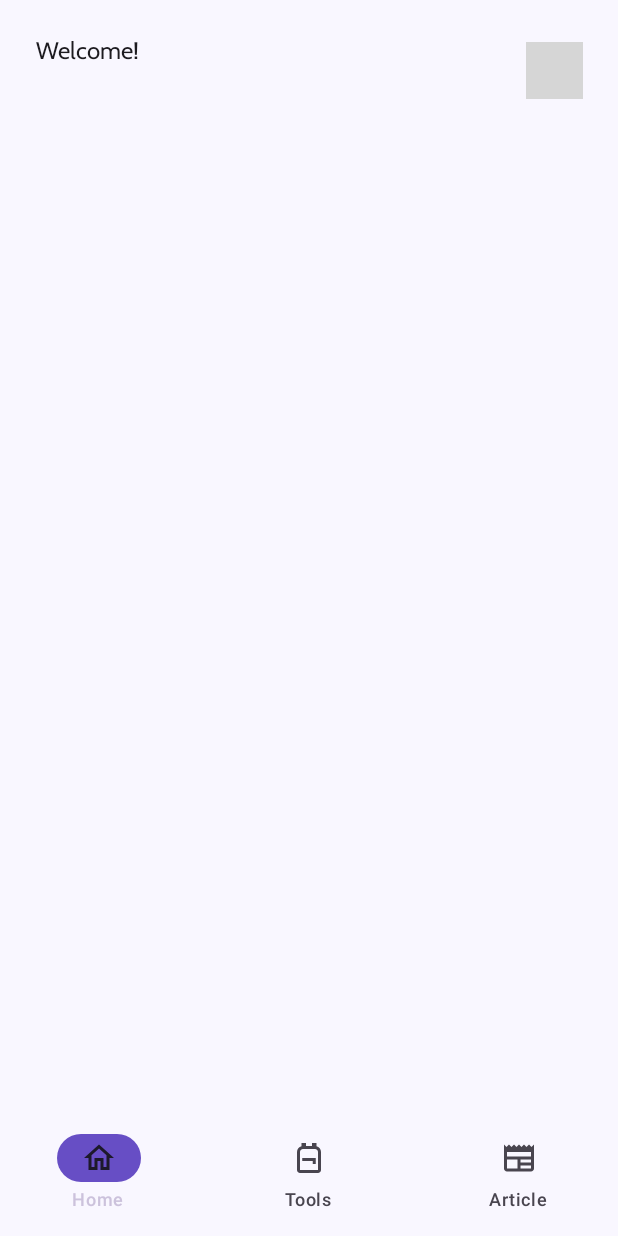
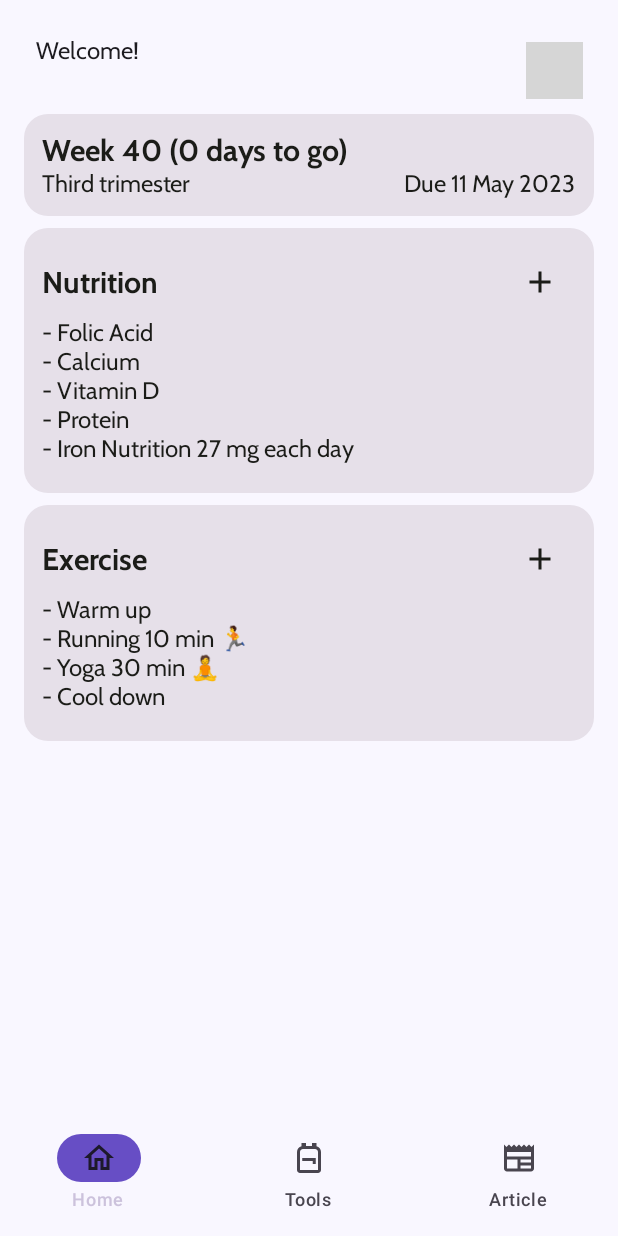
Before and after one commit to ahmadrenhoran/Pregnantz, an Android app built with Jetpack Compose: the HomeScreen screen opened through its navigation route, on a phone screen of 412 x 824 dp. Run offline under Robolectric (Android 15) with nearby library versions, the phone set to English and light mode, and no system bars; our stand-ins replace Dagger/Hilt's generated code, Firebase (no records; nobody signed in at launch, a user with empty details on screens opened directly); libraries missing offline, so code that uses them is left out: com.maxkeppeker.sheets, com.maxkeppeler.sheets; pictures from the network do not load; 4 statements that could not run were skipped; grey boxes are pictures that could not be loaded.

Commit message:
home progress

```diff
--- a/app/src/main/java/com/ahmadrenhoran/pregnantz/PregnantzNavGraph.kt
+++ b/app/src/main/java/com/ahmadrenhoran/pregnantz/PregnantzNavGraph.kt
@@ -11,7 +11,6 @@ import androidx.hilt.navigation.compose.hiltViewModel
 import androidx.navigation.compose.NavHost
 import androidx.navigation.compose.composable
 import com.ahmadrenhoran.pregnantz.core.Constants
-import com.ahmadrenhoran.pregnantz.core.Constants.ALL_TAG
 import com.ahmadrenhoran.pregnantz.ui.component.PregnantzBottomNavigation
 import com.ahmadrenhoran.pregnantz.ui.feature.PregnantzAuthScreen
 import com.ahmadrenhoran.pregnantz.ui.feature.PregnantzHomeScreen
@@ -42,7 +41,6 @@ fun PregnantzNavGraph(modifier: Modifier = Modifier, context: Context) {
     Scaffold(
         bottomBar = {
             if (appState.shouldShowBottomBar) {
-                Log.d(Constants.LOGIN_SCREEN_TAG, "PregnantzNavGraph: ")
                 PregnantzBottomNavigation(
                     navController = appState.navController,
                     items = Constants.BOTTOM_BAR_ITEM_LIST
@@ -141,7 +139,6 @@ fun PregnantzNavGraph(modifier: Modifier = Modifier, context: Context) {
                     onHospitalClick = {
                         val result =
                             hospitalViewModel.getDeviceLocation(fusedLocationProviderClient)
-                        Log.d(ALL_TAG, "PregnantzNavGraph: " + result)
                         if (result) {
                             appState.navController.navigate(PregnantzToolsScreen.HospitalLocationScreen.name)
                         }
--- a/app/src/main/java/com/ahmadrenhoran/pregnantz/core/Utils.kt
+++ b/app/src/main/java/com/ahmadrenhoran/pregnantz/core/Utils.kt
@@ -3,6 +3,7 @@ package com.ahmadrenhoran.pregnantz.core
 import android.content.Context
 import android.graphics.Bitmap
 import android.location.Location
+import androidx.annotation.DrawableRes
 import androidx.core.content.ContextCompat
 import com.ahmadrenhoran.pregnantz.domain.model.User
 import com.google.android.gms.maps.model.BitmapDescriptor
@@ -163,4 +164,32 @@ object PregnancyUtils {
     fun getDueDays(localDate: LocalDate) =
         ChronoUnit.DAYS.between(localDate, LocalDate.now()).absoluteValue % 7
 
+    fun getCurrentWeek(dueDate: LocalDate): Int {
+        val today = LocalDate.now()
+        val daysToDueDate = ChronoUnit.DAYS.between(today, dueDate)
+        val weeks = (daysToDueDate / 7).toInt()
+        return 40 - weeks
+    }
+
+    fun getCurrentDays(dueDate: LocalDate): Int {
+        val today = LocalDate.now()
+        val daysToDueDate = ChronoUnit.DAYS.between(today, dueDate)
+        return daysToDueDate.toInt()
+    }
+
+    fun getTrimester(currentWeek: Int): String {
+        return if (currentWeek in 1..12) {
+            "First trimester"
+        } else if (currentWeek in 13..27) {
+            "Second trimester"
+        } else {
+            "Third trimester"
+        }
+
+    }
+
+    fun getPregnancyData(currentWeek: Int) {
+
+    }
+
 }
--- a/app/src/main/java/com/ahmadrenhoran/pregnantz/di/AppModule.kt
+++ b/app/src/main/java/com/ahmadrenhoran/pregnantz/di/AppModule.kt
@@ -8,6 +8,7 @@ import com.ahmadrenhoran.pregnantz.domain.repository.*
 import com.ahmadrenhoran.pregnantz.domain.usecase.article.ArticleUseCases
 import com.ahmadrenhoran.pregnantz.domain.usecase.article.GetArticles
 import com.ahmadrenhoran.pregnantz.domain.usecase.auth.*
+import com.ahmadrenhoran.pregnantz.domain.usecase.home.HomeUseCase
 import com.ahmadrenhoran.pregnantz.domain.usecase.hospitallocation.GetDetailPlace
 import com.ahmadrenhoran.pregnantz.domain.usecase.hospitallocation.GetNearbyHospital
 import com.ahmadrenhoran.pregnantz.domain.usecase.hospitallocation.HospitalLocationUseCases
@@ -204,6 +205,10 @@ class AppModule {
     fun provideProfileUseCase(repository: ProfileRepository, authRepository: AuthRepository) =
         ProfileUseCase(logOut = LogOut(repository), getUserData = GetUserData(repository), updateUserData = UpdateUserData(repository), addImageToStorage = AddImageToStorage(authRepository))
 
+    // Home
+    @Provides
+    fun provideHomeUseCase(profileRepository: ProfileRepository) = HomeUseCase(getUserData = GetUserData(profileRepository))
+
 
 }
 
--- /dev/null
+++ b/app/src/main/java/com/ahmadrenhoran/pregnantz/domain/usecase/home/HomeUseCase.kt
@@ -0,0 +1,5 @@
+package com.ahmadrenhoran.pregnantz.domain.usecase.home
+
+import com.ahmadrenhoran.pregnantz.domain.usecase.profile.GetUserData
+
+data class HomeUseCase(val getUserData: GetUserData)
--- a/app/src/main/java/com/ahmadrenhoran/pregnantz/ui/feature/home/HomeScreen.kt
+++ b/app/src/main/java/com/ahmadrenhoran/pregnantz/ui/feature/home/HomeScreen.kt
@@ -1,31 +1,65 @@
 package com.ahmadrenhoran.pregnantz.ui.feature.home
 
-import android.util.Log
+import androidx.compose.animation.*
 import androidx.compose.foundation.background
 import androidx.compose.foundation.layout.*
+import androidx.compose.foundation.rememberScrollState
 import androidx.compose.foundation.shape.CircleShape
+import androidx.compose.foundation.verticalScroll
+import androidx.compose.material.icons.Icons
+import androidx.compose.material.icons.outlined.Add
+import androidx.compose.material.icons.outlined.Remove
 import androidx.compose.material3.*
-import androidx.compose.runtime.Composable
-import androidx.compose.runtime.collectAsState
+import androidx.compose.runtime.*
 import androidx.compose.ui.Alignment
 import androidx.compose.ui.Modifier
 import androidx.compose.ui.draw.clip
 import androidx.compose.ui.graphics.Color
 import androidx.compose.ui.layout.ContentScale
 import androidx.compose.ui.unit.dp
+import androidx.compose.ui.unit.sp
 import androidx.hilt.navigation.compose.hiltViewModel
 import coil.compose.AsyncImage
-import com.ahmadrenhoran.pregnantz.R
-import com.ahmadrenhoran.pregnantz.core.Constants
+import com.ahmadrenhoran.pregnantz.domain.model.Response
+import com.ahmadrenhoran.pregnantz.ui.feature.home.component.DueDateView
+import com.ahmadrenhoran.pregnantz.ui.feature.home.component.ExerciseView
+import com.ahmadrenhoran.pregnantz.ui.feature.home.component.NutritionView
+import java.time.DayOfWeek
+import java.time.LocalDate
 
+
+@Composable
+fun HomeScreen(viewModel: HomeViewModel = hiltViewModel(), onProfileClick: () -> Unit) {
+    val uiState = viewModel.uiState.collectAsState().value
+    when (val response = viewModel.getUserDataResponse) {
+        is Response.Loading -> {}
+        is Response.Success -> response.data.let {
+            LaunchedEffect(it) {
+                viewModel.setUser(it)
+            }
+        }
+        is Response.Failure -> {}
+    }
+    Scaffold(modifier = Modifier.padding(16.dp),
+        topBar = {
+            TopBarContent(name = uiState.user.name, photoUrl = uiState.user.photoUrl, onProfileClick = onProfileClick)
+        }
+    ) { innerPadding ->
+        Column(modifier = Modifier
+            .padding(innerPadding)
+            .verticalScroll(rememberScrollState()), verticalArrangement = Arrangement.spacedBy(8.dp)) {
+            DueDateView(dueDate = LocalDate.parse(uiState.user.dueDate), currentWeek = viewModel.currentWeek, daysToGo = viewModel.currentDays, trimester = viewModel.trimester)
+            NutritionView()
+            ExerciseView()
+
+        }
+
+    }
+}
 
 @OptIn(ExperimentalMaterial3Api::class)
 @Composable
-fun HomeScreen(viewModel: HomeViewModel = hiltViewModel(), onProfileClick: () -> Unit) {
-    val uiState = viewModel.uiState.collectAsState().value
-    Log.d(Constants.ALL_TAG, "HomeScreen: ${uiState.photoUrl}")
-    Scaffold(modifier = Modifier.padding(16.dp),
-        topBar = {
+fun TopBarContent(modifier: Modifier = Modifier,name: String, photoUrl: String, onProfileClick: () -> Unit) {
     Row(
         horizontalArrangement = Arrangement.SpaceBetween,
         verticalAlignment = Alignment.CenterVertically,
@@ -35,7 +69,7 @@ fun HomeScreen(viewModel: HomeViewModel = hiltViewModel(), onProfileClick: () ->
     ) {
         Column() {
             Text(text = "Welcome!")
-                    Text(text = "${viewModel.displayName}", style = MaterialTheme.typography.displaySmall)
+            Text(text = "${name}", style = MaterialTheme.typography.displaySmall)
         }
         Card(
             onClick = onProfileClick, modifier = Modifier
@@ -44,11 +78,9 @@ fun HomeScreen(viewModel: HomeViewModel = hiltViewModel(), onProfileClick: () ->
                 .background(color = Color.Transparent)
         ) {
             AsyncImage(
-                        model = viewModel.photoUrl ?: R.drawable.logo_light,
+                model = photoUrl,
                 contentDescription = "Profile Picture",
                 modifier = Modifier
-//                            .size(128.dp)
-//                            .clip(CircleShape)
                     .background(color = Color.White),
                 contentScale = ContentScale.Crop
             )
@@ -56,8 +88,3 @@ fun HomeScreen(viewModel: HomeViewModel = hiltViewModel(), onProfileClick: () ->
 
     }
 }
-    ) { innerPadding ->
-        Text(modifier = Modifier.padding(innerPadding), text = "")
-
-    }
-}
--- a/app/src/main/java/com/ahmadrenhoran/pregnantz/ui/feature/home/HomeUiState.kt
+++ b/app/src/main/java/com/ahmadrenhoran/pregnantz/ui/feature/home/HomeUiState.kt
@@ -1,10 +1,10 @@
 package com.ahmadrenhoran.pregnantz.ui.feature.home
 
+import com.ahmadrenhoran.pregnantz.domain.model.User
 import com.google.firebase.auth.FirebaseUser
 import com.google.firebase.auth.ktx.auth
 import com.google.firebase.ktx.Firebase
 
 data class HomeUiState(
-    val name: String? = Firebase.auth.currentUser?.displayName,
-    val photoUrl: String? = Firebase.auth.currentUser?.photoUrl.toString(),
+    val user: User = User(),
 )
--- a/app/src/main/java/com/ahmadrenhoran/pregnantz/ui/feature/home/HomeViewModel.kt
+++ b/app/src/main/java/com/ahmadrenhoran/pregnantz/ui/feature/home/HomeViewModel.kt
@@ -1,19 +1,52 @@
 package com.ahmadrenhoran.pregnantz.ui.feature.home
 
 import androidx.compose.runtime.collectAsState
+import androidx.compose.runtime.getValue
+import androidx.compose.runtime.mutableStateOf
+import androidx.compose.runtime.setValue
 import androidx.lifecycle.ViewModel
+import androidx.lifecycle.viewModelScope
+import com.ahmadrenhoran.pregnantz.core.PregnancyUtils
+import com.ahmadrenhoran.pregnantz.domain.model.Response
+import com.ahmadrenhoran.pregnantz.domain.model.User
+import com.ahmadrenhoran.pregnantz.domain.usecase.home.HomeUseCase
 import com.google.firebase.auth.FirebaseAuth
 import dagger.hilt.android.lifecycle.HiltViewModel
 import kotlinx.coroutines.flow.MutableStateFlow
 import kotlinx.coroutines.flow.asStateFlow
+import kotlinx.coroutines.flow.update
+import kotlinx.coroutines.launch
+import java.time.LocalDate
 import javax.inject.Inject
 
 @HiltViewModel
-class HomeViewModel @Inject constructor(val auth: FirebaseAuth): ViewModel() {
+class HomeViewModel @Inject constructor(val useCase: HomeUseCase): ViewModel() {
 
-    val displayName get() = auth.currentUser?.displayName.toString()
-    val photoUrl get() = auth.currentUser?.photoUrl.toString()
 
     private val _uiState = MutableStateFlow(HomeUiState())
     val uiState = _uiState.asStateFlow()
+
+    val dueDate get() = LocalDate.parse(_uiState.value.user.dueDate)
+    val currentWeek get() = PregnancyUtils.getCurrentWeek(dueDate = dueDate)
+    val currentDays get() = PregnancyUtils.getCurrentDays(dueDate = dueDate)
+    val trimester get() = PregnancyUtils.getTrimester(currentWeek)
+
+    var getUserDataResponse by mutableStateOf<Response<User>>(
+        Response.Success(User())
+    )
+        private set
+
+    init {
+        getUserData()
+    }
+
+    fun getUserData() = viewModelScope.launch {
+        getUserDataResponse = Response.Loading
+        getUserDataResponse = useCase.getUserData.invoke()
+    }
+
+    fun setUser(user: User) {
+        _uiState.update { it.copy(user = user) }
+    }
+
 }
--- /dev/null
+++ b/app/src/main/java/com/ahmadrenhoran/pregnantz/ui/feature/home/component/DueDateView.kt
@@ -0,0 +1,24 @@
+package com.ahmadrenhoran.pregnantz.ui.feature.home.component
+
+import androidx.compose.foundation.layout.*
+import androidx.compose.material3.Card
+import androidx.compose.material3.MaterialTheme
+import androidx.compose.material3.Text
+import androidx.compose.runtime.Composable
+import androidx.compose.ui.Modifier
+import androidx.compose.ui.unit.dp
+import com.ahmadrenhoran.pregnantz.core.Utils
+import java.time.LocalDate
+
+@Composable
+fun DueDateView(modifier: Modifier = Modifier, dueDate: LocalDate, currentWeek: Int, daysToGo: Int, trimester: String) {
+    Card(modifier = modifier.fillMaxWidth()) {
+        Column(modifier = Modifier.padding(12.dp)) {
+            Text(text = "Week $currentWeek ($daysToGo days to go)", style = MaterialTheme.typography.displaySmall)
+            Row(horizontalArrangement = Arrangement.SpaceBetween, modifier = Modifier.fillMaxWidth()) {
+                Text(text = "$trimester")
+                Text(text = "Due ${Utils.TimeFormatter(dueDate)}")
+            }
+        }
+    }
+}
--- /dev/null
+++ b/app/src/main/java/com/ahmadrenhoran/pregnantz/ui/feature/home/component/ExerciseView.kt
@@ -0,0 +1,107 @@
+package com.ahmadrenhoran.pregnantz.ui.feature.home.component
+
+
+import androidx.compose.animation.*
+import androidx.compose.foundation.background
+import androidx.compose.foundation.layout.*
+import androidx.compose.foundation.rememberScrollState
+import androidx.compose.foundation.shape.CircleShape
+import androidx.compose.foundation.verticalScroll
+import androidx.compose.material.icons.Icons
+import androidx.compose.material.icons.outlined.Add
+import androidx.compose.material.icons.outlined.Remove
+import androidx.compose.material3.*
+import androidx.compose.runtime.*
+import androidx.compose.ui.Alignment
+import androidx.compose.ui.Modifier
+import androidx.compose.ui.draw.clip
+import androidx.compose.ui.graphics.Color
+import androidx.compose.ui.layout.ContentScale
+import androidx.compose.ui.unit.dp
+import androidx.compose.ui.unit.sp
+import androidx.hilt.navigation.compose.hiltViewModel
+import coil.compose.AsyncImage
+import com.ahmadrenhoran.pregnantz.domain.model.Response
+import com.ahmadrenhoran.pregnantz.ui.feature.home.component.DueDateView
+import com.ahmadrenhoran.pregnantz.ui.feature.home.component.NutritionView
+import java.time.DayOfWeek
+import java.time.LocalDate
+@Composable
+fun ExerciseView(modifier: Modifier = Modifier) {
+    var showMore by remember {
+        mutableStateOf(false)
+    }
+    Card(modifier = modifier.fillMaxWidth()) {
+        Column(modifier = Modifier.padding(12.dp)) {
+            Row(modifier = Modifier.fillMaxWidth(), horizontalArrangement = Arrangement.SpaceBetween, verticalAlignment = Alignment.CenterVertically) {
+                Text(text = "Exercise", style = MaterialTheme.typography.displaySmall)
+                IconButton(onClick = { showMore = !showMore }) {
+                    if (!showMore) {
+                        Icon(
+                            imageVector = Icons.Outlined.Add,
+                            contentDescription = "Show More",
+                        )
+                    } else {
+                        Icon(
+                            imageVector = Icons.Outlined.Remove,
+                            contentDescription = "Show More",
+                        )
+                    }
+                }
+            }
+            if (LocalDate.now().dayOfWeek == DayOfWeek.TUESDAY) {
+                Text(text = "- Warm up")
+                Text(text = "- Walking 30 min 🚶‍")
+                Text(text = "- Stationary bicycling 10 min")
+                Text(text = "- Cool down")
+            } else if (LocalDate.now().dayOfWeek == DayOfWeek.THURSDAY) {
+                Text(text = "- Warm up")
+                Text(text = "- Running 10 min 🏃‍️")
+                Text(text = "- Yoga 30 min 🧘‍")
+                Text(text = "- Cool down")
+            } else if (LocalDate.now().dayOfWeek == DayOfWeek.SATURDAY) {
+                Text(text = "- Warm up")
+                Text(text = "- Yoga 30 min 🧘‍")
+                Text(text = "- Stationary bicycling 10 min")
+                Text(text = "- Cool down")
+            } else if (LocalDate.now().dayOfWeek == DayOfWeek.SUNDAY) {
+                Text(text = "- Warm up")
+                Text(text = "- Walking 20 min 🚶‍")
+                Text(text = "- Yoga 20 min 🧘‍")
+                Text(text = "- Cool down")
+            } else {
+                Text(text = "No exercise today")
+            }
+            Spacer(modifier = Modifier.height(8.dp))
+            AnimatedVisibility(visible = showMore) {
+                Column() {
+                    Text(
+                        text = "Warning signs to terminate exercise while pregnant :",
+                        style = MaterialTheme.typography.displaySmall,
+                        fontSize = 16.sp
+                    )
+                    Text(text = "" +
+                            "• Bleeding from the vagina\n" +
+
+                            "• Feeling dizzy or faint\n" +
+
+                            "• Shortness of breath before starting exercise\n" +
+
+                            "• Chest pain\n" +
+
+                            "• Headache\n" +
+
+                            "• Muscle weakness\n" +
+
+                            "• Calf pain or swelling\n" +
+
+                            "• Regular, painful contractions of the uterus\n" +
+
+                            "• Fluid gushing or leaking from the vagina\n"
+                    )
+                }
+
+            }
+        }
+    }
+}
--- /dev/null
+++ b/app/src/main/java/com/ahmadrenhoran/pregnantz/ui/feature/home/component/NutritionView.kt
@@ -0,0 +1,75 @@
+package com.ahmadrenhoran.pregnantz.ui.feature.home.component
+import androidx.compose.animation.AnimatedVisibility
+import androidx.compose.foundation.layout.*
+import androidx.compose.material.icons.Icons
+import androidx.compose.material.icons.outlined.Add
+import androidx.compose.material.icons.outlined.Remove
+import androidx.compose.material3.*
+import androidx.compose.runtime.*
+import androidx.compose.ui.Alignment
+import androidx.compose.ui.Modifier
+import androidx.compose.ui.unit.dp
+import androidx.compose.ui.unit.sp
+
+@Composable
+fun NutritionView(modifier: Modifier = Modifier) {
+    Card(modifier = modifier.fillMaxWidth()) {
+        var showMore by remember {
+            mutableStateOf(false)
+        }
+        Column(modifier = Modifier.padding(12.dp)) {
+            Row(modifier = Modifier.fillMaxWidth(), horizontalArrangement = Arrangement.SpaceBetween, verticalAlignment = Alignment.CenterVertically) {
+                Text(text = "Nutrition", style = MaterialTheme.typography.displaySmall)
+                IconButton(onClick = { showMore = !showMore }) {
+                    if (!showMore) {
+                        Icon(
+                            imageVector = Icons.Outlined.Add,
+                            contentDescription = "Show More",
+                        )
+                    } else {
+                        Icon(
+                            imageVector = Icons.Outlined.Remove,
+                            contentDescription = "Show More",
+                        )
+                    }
+                }
+            }
+            Text(text = "- Folic Acid")
+            Text(text = "- Calcium")
+            Text(text = "- Vitamin D")
+            Text(text = "- Protein")
+            Text(text = "- Iron Nutrition 27 mg each day")
+
+            Spacer(modifier = Modifier.height(8.dp))
+            AnimatedVisibility(visible = showMore) {
+                Column() {
+                    Text(text = "There are 13 General Messages of Balanced Nutrition, namely:", style = MaterialTheme.typography.displaySmall, fontSize = 16.sp)
+
+                    Text(text = "" +
+                            "1 Eat a variety of foods\n" +
+
+                            "2 Eat half of the carbohydrate source of energy needs\n" +
+
+                            "3 Use iodized salt\n" +
+
+                            "4 Eat food sources of iron nutrition\n" +
+
+                            "5 Breastfeed the baby until the age of six months\n" +
+
+                            "6 Get used to breakfast\n" +
+
+                            "7 Drink clean, safe and sufficient amounts of water\n" +
+
+                            "8 Avoid drinking alcoholic beverages\n" +
+
+                            "9 Eat food that is safe for health\n" +
+                            "10 Read labels on packaged foods\n" +
+                            "11 Eat foods that meet energy needs\n" +
+                            "12 Limit fat a quarter of the energy adequacy\n" +
+                            "13 Be physically active and exercise regularly\n"
+                    )
+                }
+            }
+        }
+    }
+}
--- a/app/src/main/java/com/ahmadrenhoran/pregnantz/ui/feature/hospital/HospitalLocationViewModel.kt
+++ b/app/src/main/java/com/ahmadrenhoran/pregnantz/ui/feature/hospital/HospitalLocationViewModel.kt
@@ -63,7 +63,6 @@ class HospitalLocationViewModel @Inject constructor(private val useCase: Hospita
             val locationResult = fusedLocationProviderClient.lastLocation
             locationResult.addOnCompleteListener { task ->
                 if (task.isSuccessful) {
-                    Log.d(Constants.ALL_TAG, "getDeviceLocation: ${task.result}")
                     if (task.result != null) {
                         setLastKnownLocation(task.result)
                         getNearbyHospital()
--- a/app/src/main/java/com/ahmadrenhoran/pregnantz/ui/feature/profile/ProfileScreen.kt
+++ b/app/src/main/java/com/ahmadrenhoran/pregnantz/ui/feature/profile/ProfileScreen.kt
@@ -52,7 +52,6 @@ fun ProfileScreen(
 
     val user = uiState.user
 
-    Log.d(Constants.ALL_TAG, "HomeScreen: ${user.photoUrl}")
     Scaffold(
         modifier = modifier.padding(16.dp), bottomBar = {
             Button(
--- a/app/src/main/java/com/ahmadrenhoran/pregnantz/ui/feature/tools/component/WeightTool.kt
+++ b/app/src/main/java/com/ahmadrenhoran/pregnantz/ui/feature/tools/component/WeightTool.kt
@@ -60,7 +60,7 @@ fun WeightTool(
             try {
                 viewModel.setCurrentWeight(it.toFloat())
             } catch (e: NumberFormatException) {
-                Log.d(Constants.ALL_TAG, "WeightTool: " + e.message)
+
             }
         },
         onDismissRequest = {
```
Also changed, not shown: app/src/main/java/com/ahmadrenhoran/pregnantz/core/Constants.kt (+19 -2 lines). Lines whose indentation alone changed are shown as unchanged.
